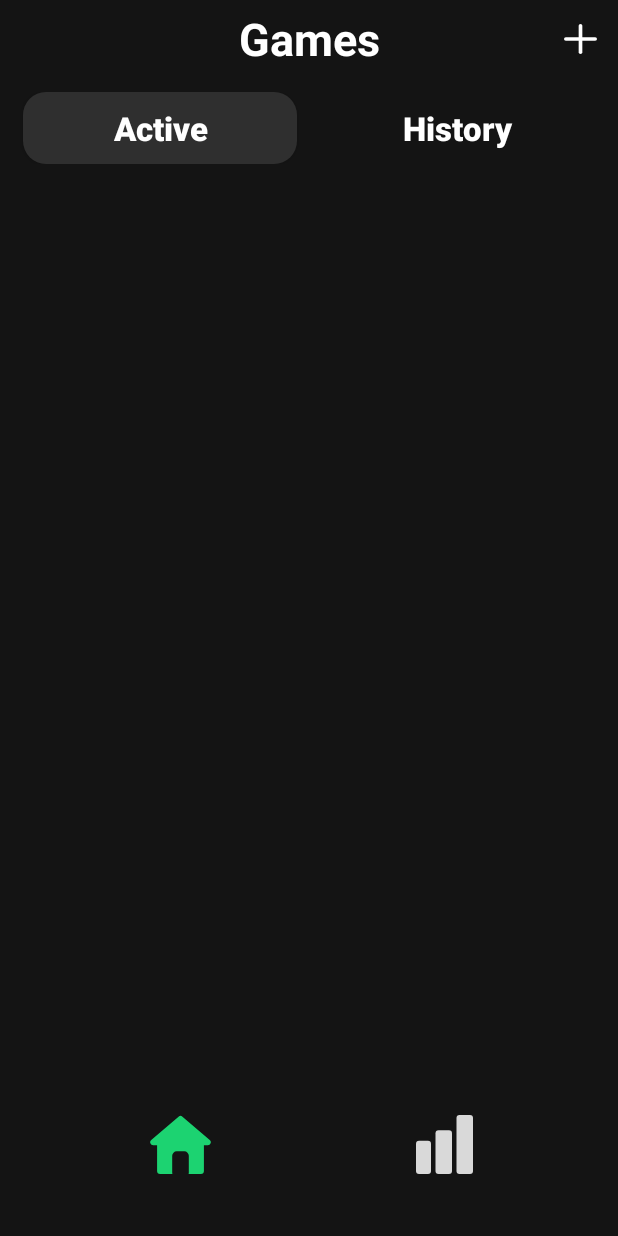
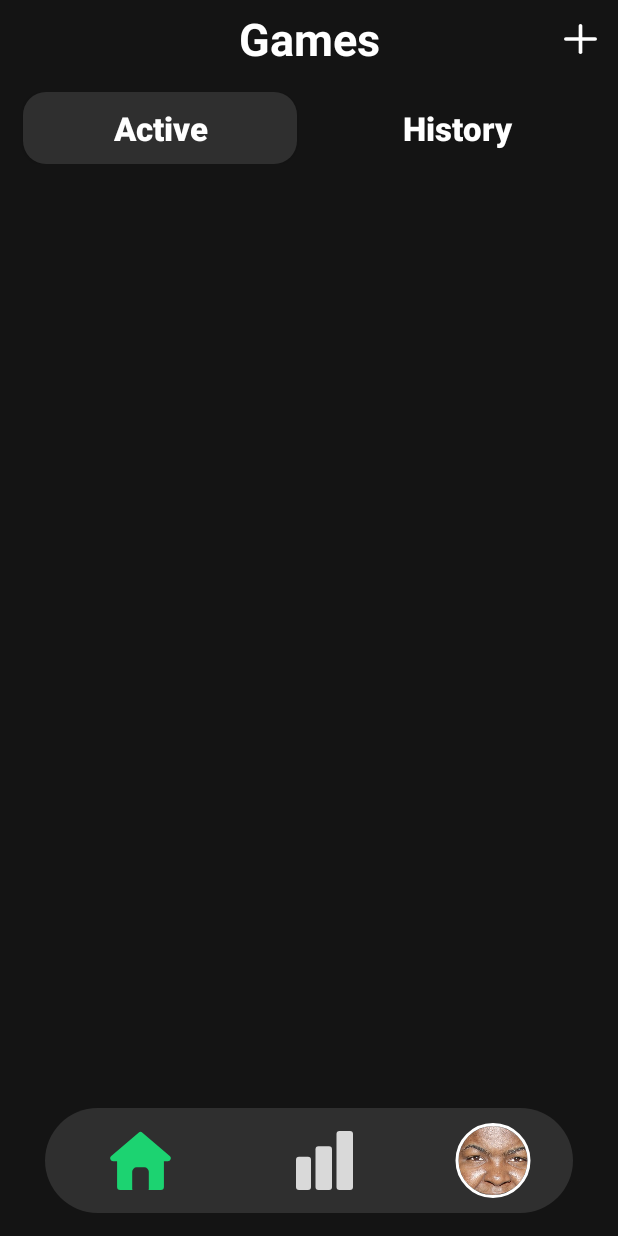
Before and after one commit to Jogira/Putt-Putt-Scorecard-Android-App, an Android app: the screen it shows after launch (MainActivity), on a phone screen of 412 x 824 dp. Run offline under Robolectric (Android 15) with nearby library versions, the phone set to English and light mode, and no system bars; our stand-ins replace CircleImageView.

Commit message:
Updated the home page (again)

```diff
--- a/app/src/main/res/layout/activity_main.xml
+++ b/app/src/main/res/layout/activity_main.xml
@@ -81,10 +81,12 @@
     <LinearLayout
         android:id="@+id/navBar"
         android:layout_width="match_parent"
-        android:layout_height="75dp"
+        android:layout_height="70dp"
         android:layout_marginStart="30dp"
         android:layout_marginEnd="30dp"
         android:layout_marginBottom="15dp"
+        android:background="@drawable/nav_bar_background"
+        android:gravity="center_vertical"
         android:orientation="horizontal"
         app:layout_constraintBottom_toBottomOf="parent"
         app:layout_constraintEnd_toEndOf="parent"
@@ -105,6 +107,17 @@
             android:layout_weight="1"
             android:backgroundTint="#00FFFFFF"
             app:srcCompat="@drawable/ic_stats" />
+
+        <de.hdodenhof.circleimageview.CircleImageView
+            android:id="@+id/settingsPageButton"
+            android:layout_width="50dp"
+            android:layout_height="58dp"
+            android:layout_weight="1"
+            android:padding="4dp"
+            android:src="@drawable/sean_kingston_profile"
+            app:civ_border_color="#FFFFFF"
+            app:civ_border_width="2dp" />
+
     </LinearLayout>
 
 </androidx.constraintlayout.widget.ConstraintLayout>
```
